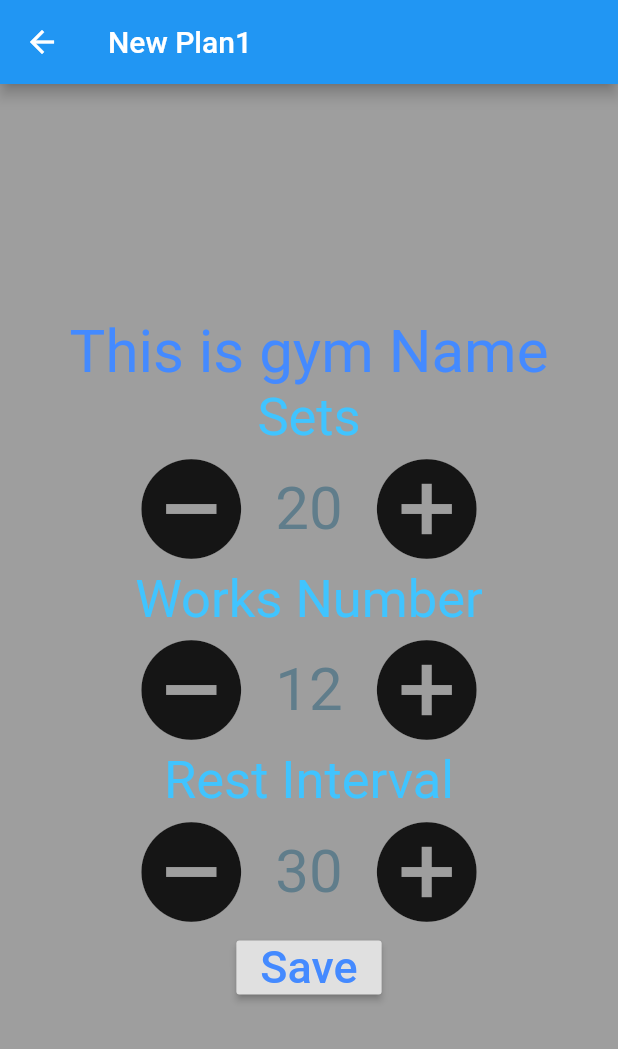
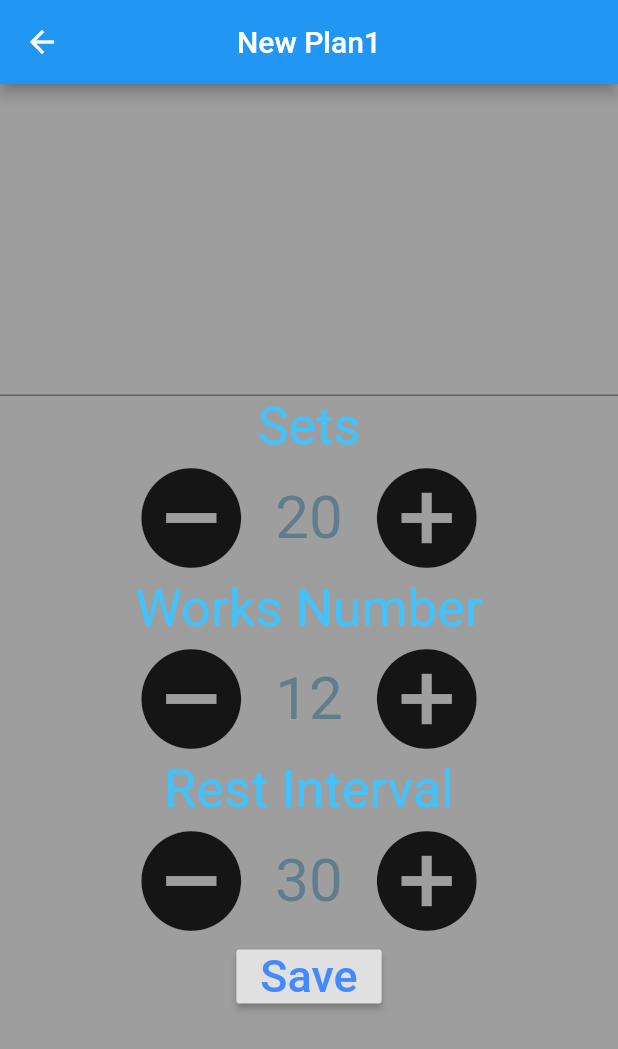
Before and after one commit to jyzgo/Gymo, a Flutter app: the NewPlanPage screen opened directly, on a phone screen of 412 x 824 dp. Shown: the top 1049 px of the screen. Run offline on Flutter 3.47's test engine with Material 2 defaults, Android fonts, the phone set to English and light mode, and no system bars.

Commit message:
add textfield to title in new plan

```diff
--- a/lib/NewPlan.dart
+++ b/lib/NewPlan.dart
@@ -47,21 +47,23 @@ class _NewPlanPageState extends State<NewPlanPage> {
     _restInterval = 30;
   }
 
+  TextEditingController _planNameController = TextEditingController();
   @override
   Widget build(BuildContext context) {
-    print('build');
     return Scaffold(
         backgroundColor: Colors.grey,
         appBar: AppBar(
           title: Text(_planName),
+          centerTitle: true,
         ),
         body: Center(
           child: Column(
             mainAxisAlignment: MainAxisAlignment.center,
             children: <Widget>[
-              Text(
-                'This is gym Name',
-                style: TextStyle(fontSize: 40, color: Colors.blueAccent),
+              TextField(
+                textAlign: TextAlign.center,
+                controller: _planNameController,
+                style: TextStyle(fontSize: 30, color: Colors.blueAccent),
               ),
               _gymTitleText('Sets'),
               GymoSet(_setsNum, _onSetValueChanged),
@@ -74,7 +76,7 @@ class _NewPlanPageState extends State<NewPlanPage> {
                     style: TextStyle(fontSize: 30, color: Colors.blueAccent)),
                 onPressed: () {
                   Navigator.pop(context, {
-                    'title': _planName,
+                    'title': _planNameController.text,
                     'setsNum': _setsNum,
                     'worksNum': _worksNum,
                     "restInterval": _restInterval
```
